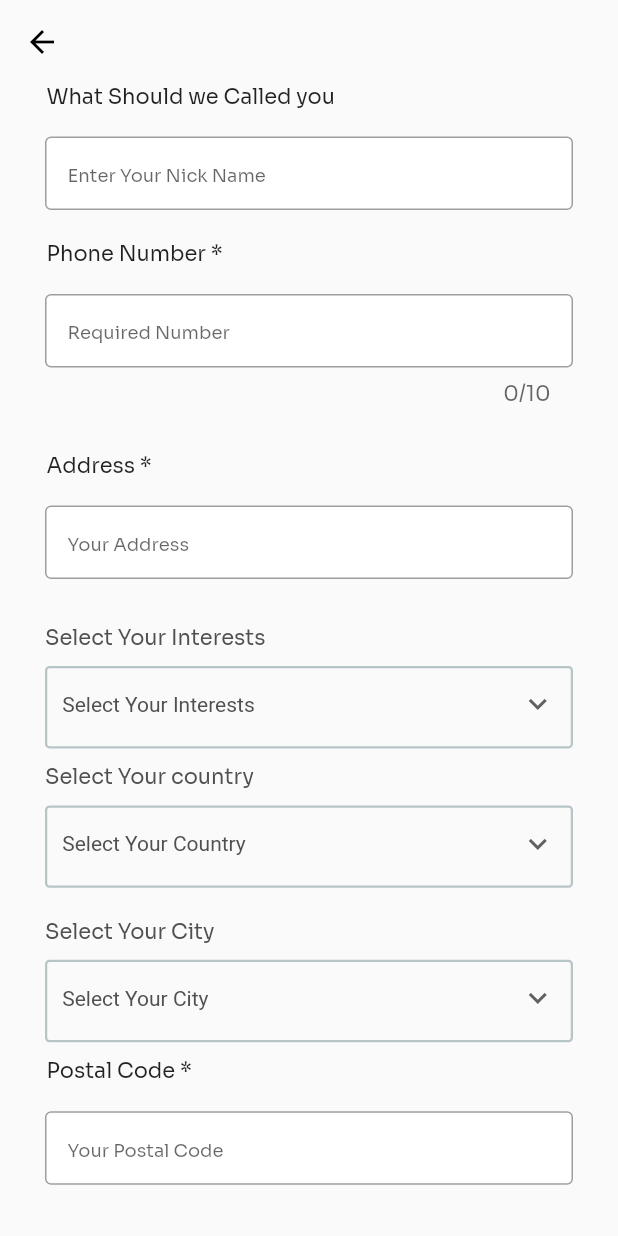
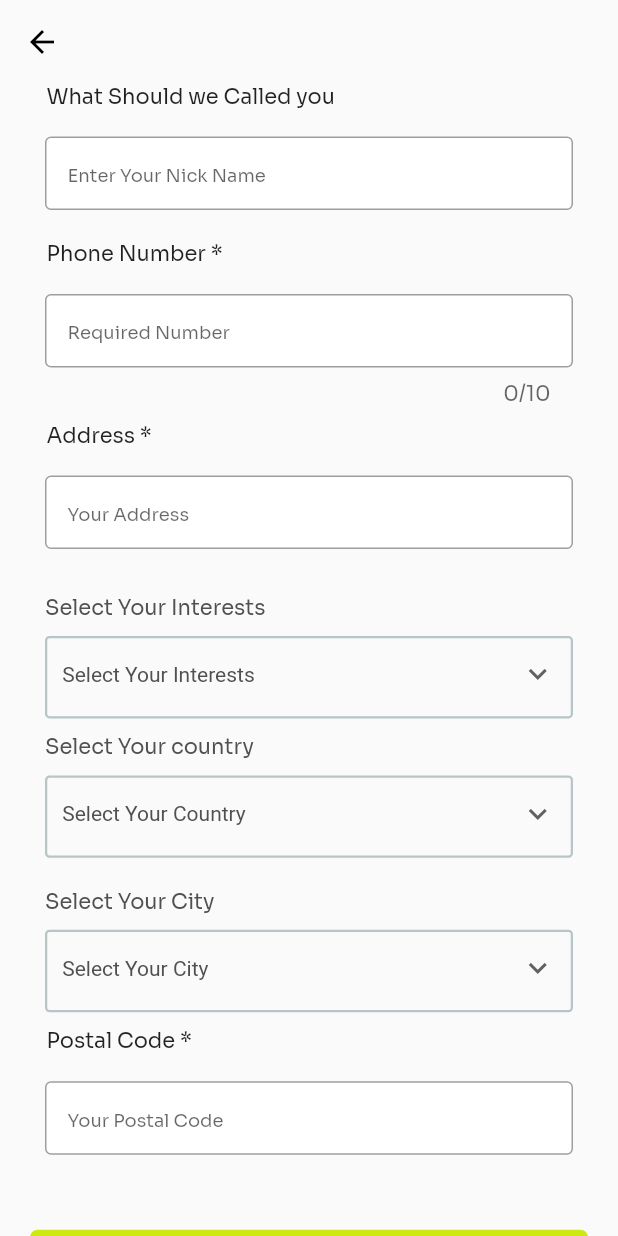
Before and after one commit to Sun-Smart/CardItNow_Mobile_App, a Flutter app: the ProfileInformation screen opened by its route, scrolled down 576 dp, on a phone screen of 412 x 824 dp. Run offline on Flutter 3.47's test engine with Material 2 defaults, Android fonts, the phone set to English and light mode, and no system bars; our stand-ins replace bottom_navy_bar, carousel_slider, custom_sliding_segmented_control, extended_masked_text, file_picker, firebase_auth and 16 more; missing offline and left inert: awesome_card, credit_card_scanner, cunning_document_scanner, flutter_facebook_auth, flutter_swipe_button, jwt_decode and 2 more; accounts and stored records are empty; network calls fail.

```diff
--- a/lib/ui/register/profile_information_screen.dart
+++ b/lib/ui/register/profile_information_screen.dart
@@ -640,7 +640,6 @@ class _ProfileInformationState extends State<ProfileInformation> {
               ),
             ),
 
-            const SizedBox(height: 10),
             // MyCustomInputBox(
             //   enabled: true,
             //   label: "Issue Date",
@@ -769,7 +768,7 @@ class _ProfileInformationState extends State<ProfileInformation> {
             //         fontWeight: FontWeight.bold),
             //   ),
             // ),
-            const SizedBox(height: 10),
+
             MyCustomInputBox(
               enabled: true,
               label: "Address *",
```
Also changed, not shown: lib/auth/auth.dart (+17 -3 lines).
